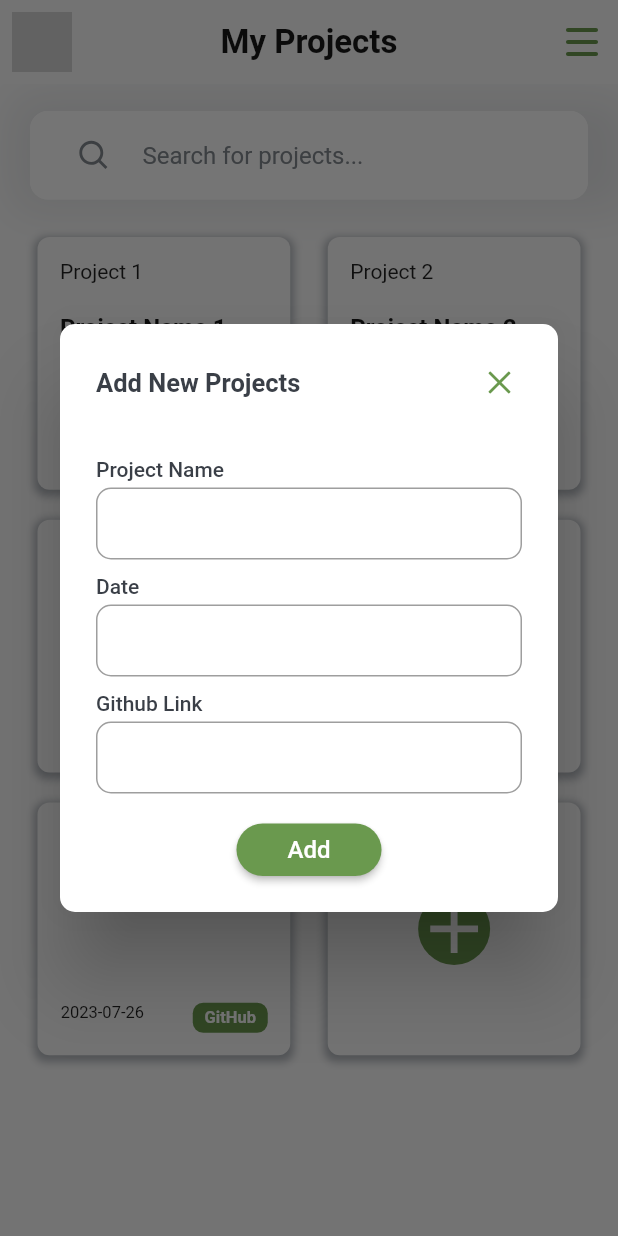
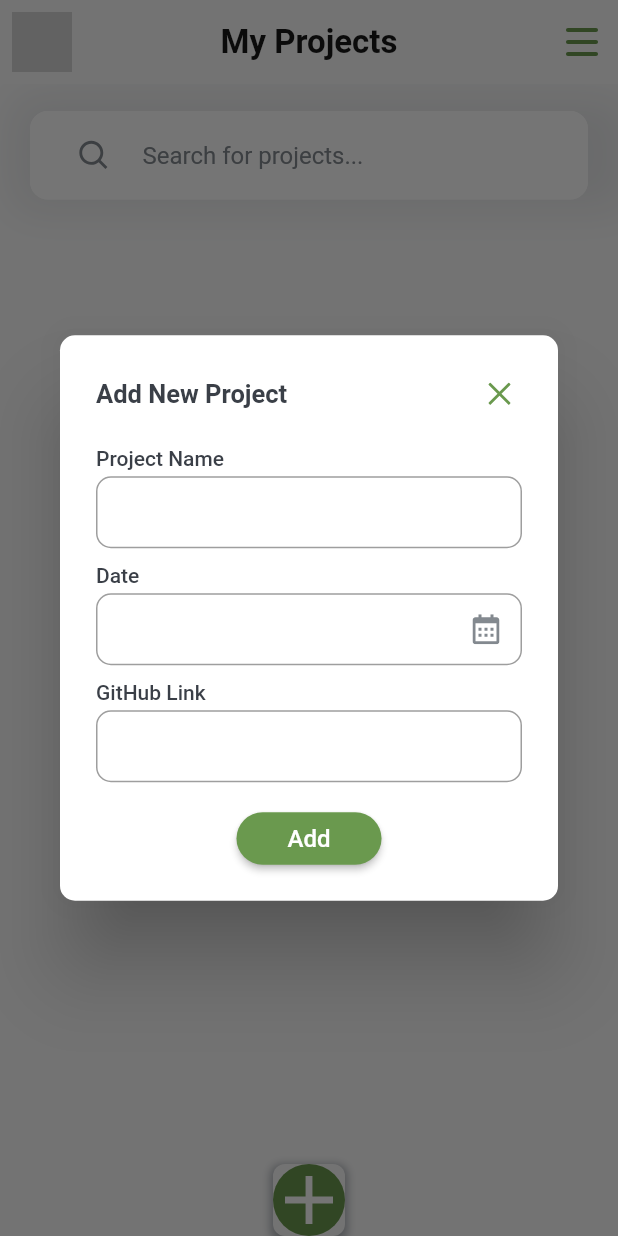
Before and after one commit to Chamith-Dilshan/ScholarSync_MobileApp, a Flutter app: the MyProjectsPage screen opened directly, after a tap on an icon or button, on a phone screen of 412 x 824 dp. Run offline on Flutter 3.47's test engine with Material 2 defaults, Android fonts, the phone set to English and light mode, and no system bars; drawn by our look-alikes of calendar_view; our stand-ins replace cloud_firestore, expandable_text, firebase_auth, firebase_core, firebase_storage, flutter_riverpod and 2 more; accounts and stored records are empty.

Commit message:
Upadate few files

```diff
--- a/lib/features/view/my_profile_page.dart
+++ b/lib/features/view/my_profile_page.dart
@@ -77,7 +77,7 @@ class _MyProfilePageState extends State<MyProfilePage> {
                   crossAxisSpacing: 25.0,
                   padding: const EdgeInsets.only(left: 25, right: 25),
                   children: const [
-                    ProjectBox(
+                /*    ProjectBox(
                       projectNumber: '1',
                       projectName: 'Project Name 1',
                       date: '2023-07-23',
@@ -100,7 +100,7 @@ class _MyProfilePageState extends State<MyProfilePage> {
                       projectName: 'Project Name 4',
                       date: '2023-07-26',
                       githubLink: 'https://github.com/project4',
-                    ),
+                    ),*/
                   ],
                 ),
               ),
--- a/lib/features/view/my_projects_page.dart
+++ b/lib/features/view/my_projects_page.dart
@@ -1,6 +1,7 @@
-// ignore_for_file: deprecated_member_use
+// ignore_for_file: deprecated_member_use, use_build_context_synchronously
 import 'package:flutter/material.dart';
 import 'package:flutter_svg/flutter_svg.dart';
+import 'package:intl/intl.dart';
 import 'package:scholarsync/common/project_box.dart';
 import 'package:scholarsync/common/reusable_form_dialog.dart';
 import 'package:scholarsync/common/search_bar.dart';
@@ -8,7 +9,9 @@ import 'package:scholarsync/common/text_form_field.dart';
 import 'package:scholarsync/constants/icon_constants.dart';
 import 'package:scholarsync/constants/ui_constants.dart';
 import 'package:scholarsync/features/view/home_page.dart';
+import 'package:scholarsync/models/projects.dart';
 import 'package:scholarsync/theme/palette.dart';
+import 'package:scholarsync/utils/project_repository.dart';
 
 void main() {
   runApp(const MyProjectsPage());
@@ -22,6 +25,63 @@ class MyProjectsPage extends StatefulWidget {
 }
 
 class _MyProjectsPageState extends State<MyProjectsPage> {
+  String _searchQuery = '';
+  final ProjectService _projectService = ProjectService();
+  final _nameController = TextEditingController();
+  final _dateController = TextEditingController();
+  final _githubLinkController = TextEditingController();
+
+  String formatDate(DateTime date) {
+    return DateFormat.yMMMMd().format(date);
+  }
+
+  Future<void> createNewProject() async {
+    try {
+      Project project = Project(
+        id: '',
+        projectName: _nameController.text.trim(),
+        date: DateTime.parse(_dateController.text.trim()),
+        githubLink: _githubLinkController.text.trim(),
+        projectNumber: '',
+      );
+      await _projectService.createProject(project);
+      setState(() {});
+    } catch (e) {
+      // Handle the error
+    }
+  }
+
+  void _handleDelete(Project project) async {
+    await _projectService.deleteProject(project.id);
+    setState(() {});
+  }
+
+  List<Project> _filterProjects(List<Project> projects) {
+    if (_searchQuery.isEmpty) {
+      return projects;
+    } else {
+      final query = _searchQuery.toLowerCase();
+      return projects.where((project) {
+        return project.projectName.toLowerCase().contains(query);
+      }).toList();
+    }
+  }
+
+  @override
+  void dispose() {
+    _nameController.dispose();
+    _dateController.dispose();
+    _githubLinkController.dispose();
+    super.dispose();
+  }
+
+  void _resetFormFields() {
+    setState(() {
+      _nameController.clear();
+      _dateController.clear();
+      _githubLinkController.clear();
+    });
+  }
 
   @override
   Widget build(BuildContext context) {
@@ -50,54 +110,74 @@ class _MyProjectsPageState extends State<MyProjectsPage> {
           children: [
             CustomSearchBar(
               hint: 'Search for projects...',
-              onSearchSubmitted: (query) {},
-              // Handle search query change
+              onSearchSubmitted: (query) {
+                setState(() {
+                    _searchQuery = query.trim();
+                  });
+                  FocusScope.of(context).unfocus();
+              },
             ),
+
             Expanded(
-            child: GridView.count(
+            child: FutureBuilder<List<Project>>(
+              future: _projectService.getProject(),
+              builder: (context, snapshot) {
+                if (snapshot.connectionState == ConnectionState.waiting) {
+                  return const Center(
+                    child: CircularProgressIndicator(
+                      color: PaletteLightMode.secondaryGreenColor,
+                    ),
+                  );
+                } else if (snapshot.hasError) {
+                  return const Center(
+                    child: Text('Error fetching projects'),
+                  );
+                } else if (!snapshot.hasData || snapshot.data!.isEmpty) {
+                  return const Center(
+                    child: Text('No projects available'),
+                  );
+                } else {
+                  final filteredProjects = _filterProjects(snapshot.data!);
+                  return GridView.builder(
+                    gridDelegate: const SliverGridDelegateWithFixedCrossAxisCount(
                       crossAxisCount: 2,
                       mainAxisSpacing: 20.0,
                       crossAxisSpacing: 25.0,
-              padding: const EdgeInsets.symmetric(horizontal: 25, vertical: 25),
-              children: [
-                const ProjectBox(
-                  projectNumber: '1',
-                  projectName: 'Project Name 1',
-                  date: '2023-07-23',
-                  githubLink: 'https://github.com/project1',
                     ),
-                const ProjectBox(
-                  projectNumber: '2',
-                  projectName: 'Project Name 2',
-                  date: '2023-07-24',
-                  githubLink: 'https://github.com/project2',
+                    itemCount: filteredProjects.length,
+                    itemBuilder: (context, index) {
+                      Project project = filteredProjects[index];
+                      return Padding(
+                        padding: const EdgeInsets.symmetric(
+                          horizontal: 25,
+                          vertical: 25,
                         ),
-                const ProjectBox(
-                  projectNumber: '3',
-                  projectName: 'Project Name 3',
-                  date: '2023-07-25',
-                  githubLink: 'https://github.com/project3',
+                        child: ProjectBox(
+                          id: project.id,
+                          projectNumber: project.projectNumber,
+                          projectName: project.projectName,
+                          date: formatDate(project.date),
+                          githubLink: project.githubLink,
+                          onDelete: () {
+                            _handleDelete(project);
+                          },
+                          onEdit: () {
+                            _showFormDialog(context, project: project);
+                          },
                         ),
-                const ProjectBox(
-                  projectNumber: '4',
-                  projectName: 'Project Name 4',
-                  date: '2023-07-26',
-                  githubLink: 'https://github.com/project4',
+                      );
+                    },
+                  );
+                }
+              },
             ),
-                const ProjectBox(
-                  projectNumber: '5',
-                  projectName: 'Project Name 5',
-                  date: '2023-07-26',
-                  githubLink: 'https://github.com/project4',
           ),
           _buildAddProjectBox(),
         ],
       ),
-          ),
-          ],
-        ),
     );
   }
+
 
   Widget _buildAddProjectBox() {
     return Container(
@@ -131,7 +211,7 @@ class _MyProjectsPageState extends State<MyProjectsPage> {
               IconConstants.addButtonIcon,
               color: PaletteLightMode.whiteColor,
               ),
-              tooltip: 'Increment',
+            tooltip: 'Add Project',
             onPressed: () {
               _showFormDialog(context);
             },
@@ -140,52 +220,74 @@ class _MyProjectsPageState extends State<MyProjectsPage> {
       ),
     );
   }
+
+ void _showFormDialog(BuildContext context, {Project? project}) {
+    final isEditing = project != null;
+
+    if (isEditing) {
+      _nameController.text = project.projectName;
+      _dateController.text = DateFormat('yyyy-MM-dd').format(project.date);
+      _githubLinkController.text = project.githubLink;
+    } else {
+      _resetFormFields();
     }
 
-void _showFormDialog(BuildContext context) {
   showDialog(
     context: context,
     builder: (BuildContext context) {
       return ReusableFormDialog(
-        title: 'Add New Projects',
-        buttonLabel: 'Add',
+        title: isEditing ? 'Edit Project' : 'Add New Project',
+          buttonLabel: isEditing ? 'Save' : 'Add',
           formFields: [
-
-          const SizedBox(height: 15),
             ReusableTextField(
+              controller: _nameController,
               labelText: 'Project Name',
               validator: (value) {
                 if (value == null || value.isEmpty) {
-                return 'Please enter a name';
+                  return 'Please enter a project name';
                 }
                 return null;
               },
-            onSaved: (value) {},
             ),
             ReusableTextField(
+              controller: _dateController,
               labelText: 'Date',
+              isDateField: true,
               validator: (value) {
                 if (value == null || value.isEmpty) {
                   return 'Please enter a date';
                 }
                 return null;
               },
-            onSaved: (value) {},
             ),
-
             ReusableTextField(
-            labelText: 'Github Link',
+              controller: _githubLinkController,
+              labelText: 'GitHub Link',
               validator: (value) {
                 if (value == null || value.isEmpty) {
                   return 'Please enter the GitHub link';
                 }
+                // Add more validation for a valid GitHub link if needed.
                 return null;
               },
-            onSaved: (value) {},
             ),
           ],
-        onSubmit: (formData) {},
+          onSubmit: (formData) async {
+            if (isEditing) {
+              // Update the existing project
+              project.projectName = _nameController.text.trim();
+              project.date = DateTime.parse(_dateController.text.trim());
+              project.githubLink = _githubLinkController.text.trim();
+              await _projectService.updateProject(project);
+            } else {
+              // Create a new project
+              await createNewProject();
+            }
+            setState(() {});
+            Navigator.pop(context); // Close the dialog
+          },
         );
       },
     );
   }
+}
--- a/lib/models/projects.dart
+++ b/lib/models/projects.dart
@@ -3,9 +3,9 @@ import 'package:cloud_firestore/cloud_firestore.dart';
 class Project {
   final String id;
   final String projectNumber;
-  final String projectName;
-  final DateTime date;
-  final String githubLink;
+  late final String projectName;
+  late final DateTime date;
+  late final String githubLink;
 
   Project({
     required this.id,
```
Also changed, not shown: lib/common/project_box.dart (+9 -3 lines). Lines whose indentation alone changed are shown as unchanged.
